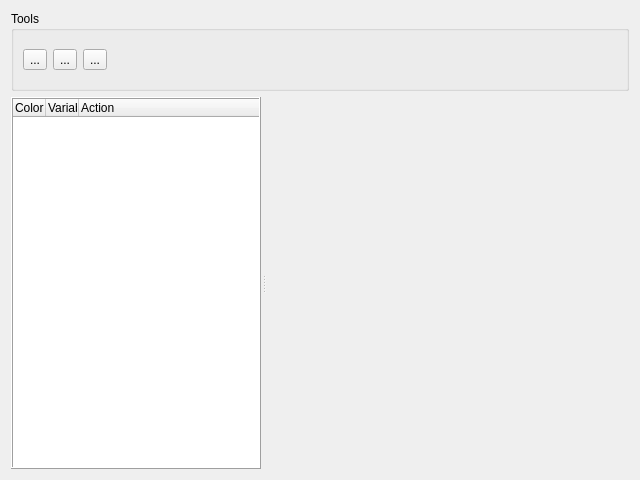
Above: NetworkViewer/plugins/ScopeView/ScopeView.ui from glocklueng/openecosys before the change. Below: the same form after it.
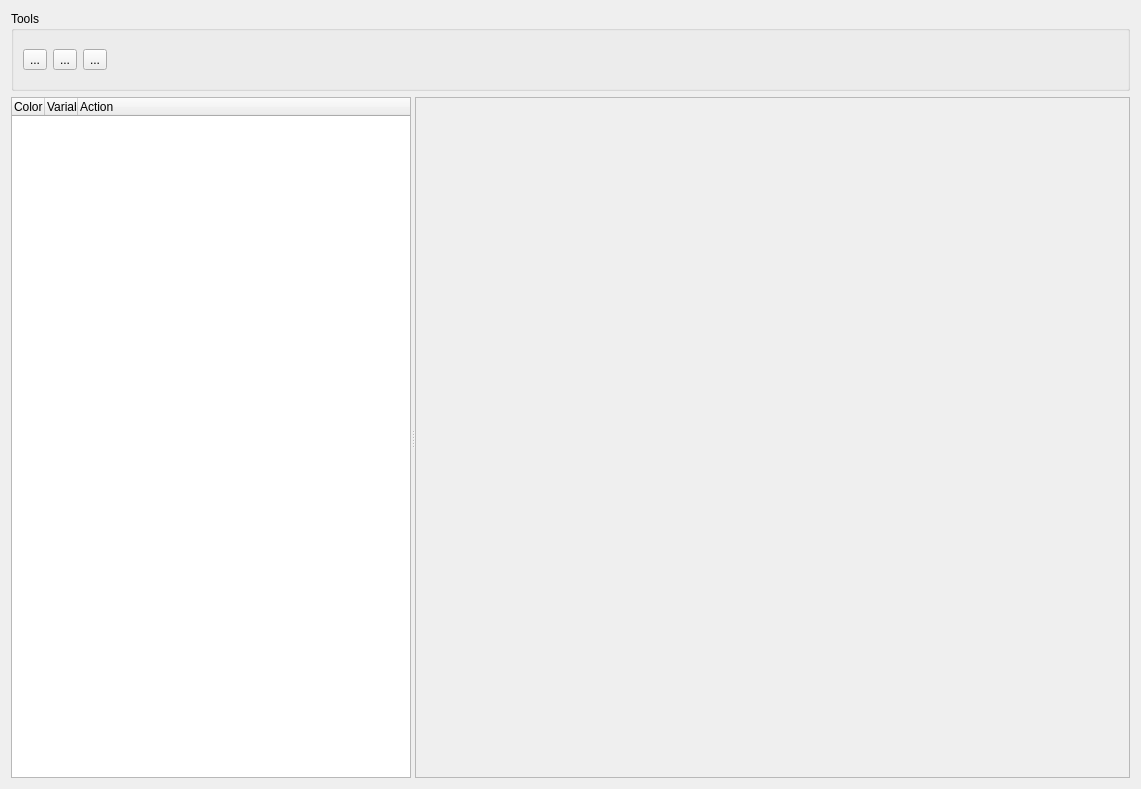
That is the form after the change. Icons and pictures are not drawn.

Commit message: refresh row height

Patch:
```diff
--- a/NetworkViewer/plugins/ScopeView/ScopeView.ui
+++ b/NetworkViewer/plugins/ScopeView/ScopeView.ui
@@ -6,16 +6,10 @@
    <rect>
     <x>0</x>
     <y>0</y>
-    <width>640</width>
-    <height>480</height>
+    <width>1141</width>
+    <height>789</height>
    </rect>
   </property>
-  <property name="minimumSize">
-   <size>
-    <width>0</width>
-    <height>0</height>
-   </size>
-  </property>
   <property name="windowTitle">
    <string>Scope</string>
   </property>
@@ -98,52 +92,19 @@
    </item>
    <item>
     <widget class="QSplitter" name="splitter">
-     <property name="enabled">
-      <bool>true</bool>
-     </property>
-     <property name="sizePolicy">
-      <sizepolicy hsizetype="MinimumExpanding" vsizetype="Preferred">
-       <horstretch>0</horstretch>
-       <verstretch>0</verstretch>
-      </sizepolicy>
-     </property>
-     <property name="autoFillBackground">
-      <bool>false</bool>
-     </property>
-     <property name="frameShape">
-      <enum>QFrame::Box</enum>
-     </property>
-     <property name="frameShadow">
-      <enum>QFrame::Plain</enum>
-     </property>
-     <property name="lineWidth">
-      <number>0</number>
-     </property>
-     <property name="midLineWidth">
-      <number>0</number>
-     </property>
      <property name="orientation">
       <enum>Qt::Horizontal</enum>
      </property>
-     <property name="opaqueResize">
-      <bool>true</bool>
-     </property>
-     <property name="handleWidth">
-      <number>5</number>
-     </property>
-     <property name="childrenCollapsible">
-      <bool>true</bool>
-     </property>
      <widget class="QTreeWidget" name="m_treeWidget">
       <property name="sizePolicy">
-       <sizepolicy hsizetype="MinimumExpanding" vsizetype="MinimumExpanding">
+       <sizepolicy hsizetype="Minimum" vsizetype="Expanding">
         <horstretch>0</horstretch>
         <verstretch>0</verstretch>
        </sizepolicy>
       </property>
       <property name="maximumSize">
        <size>
-        <width>250</width>
+        <width>400</width>
         <height>16777215</height>
        </size>
       </property>
@@ -153,12 +114,6 @@
       <property name="autoFillBackground">
        <bool>true</bool>
       </property>
-      <property name="frameShape">
-       <enum>QFrame::Box</enum>
-      </property>
-      <property name="frameShadow">
-       <enum>QFrame::Raised</enum>
-      </property>
       <property name="textElideMode">
        <enum>Qt::ElideRight</enum>
       </property>
@@ -191,45 +146,12 @@
       </column>
      </widget>
      <widget class="QFrame" name="m_frame">
-      <property name="enabled">
-       <bool>true</bool>
-      </property>
-      <property name="sizePolicy">
-       <sizepolicy hsizetype="Expanding" vsizetype="Expanding">
-        <horstretch>0</horstretch>
-        <verstretch>0</verstretch>
-       </sizepolicy>
-      </property>
-      <property name="minimumSize">
-       <size>
-        <width>0</width>
-        <height>0</height>
-       </size>
-      </property>
-      <property name="maximumSize">
-       <size>
-        <width>16777215</width>
-        <height>16777215</height>
-       </size>
-      </property>
-      <property name="font">
-       <font>
-        <kerning>true</kerning>
-       </font>
-      </property>
       <property name="frameShape">
-       <enum>QFrame::Box</enum>
+       <enum>QFrame::StyledPanel</enum>
       </property>
       <property name="frameShadow">
        <enum>QFrame::Raised</enum>
       </property>
-      <property name="lineWidth">
-       <number>0</number>
-      </property>
-      <property name="midLineWidth">
-       <number>0</number>
-      </property>
-      <zorder>m_treeWidget</zorder>
      </widget>
     </widget>
    </item>
```
The commit also changes 5 other files.
